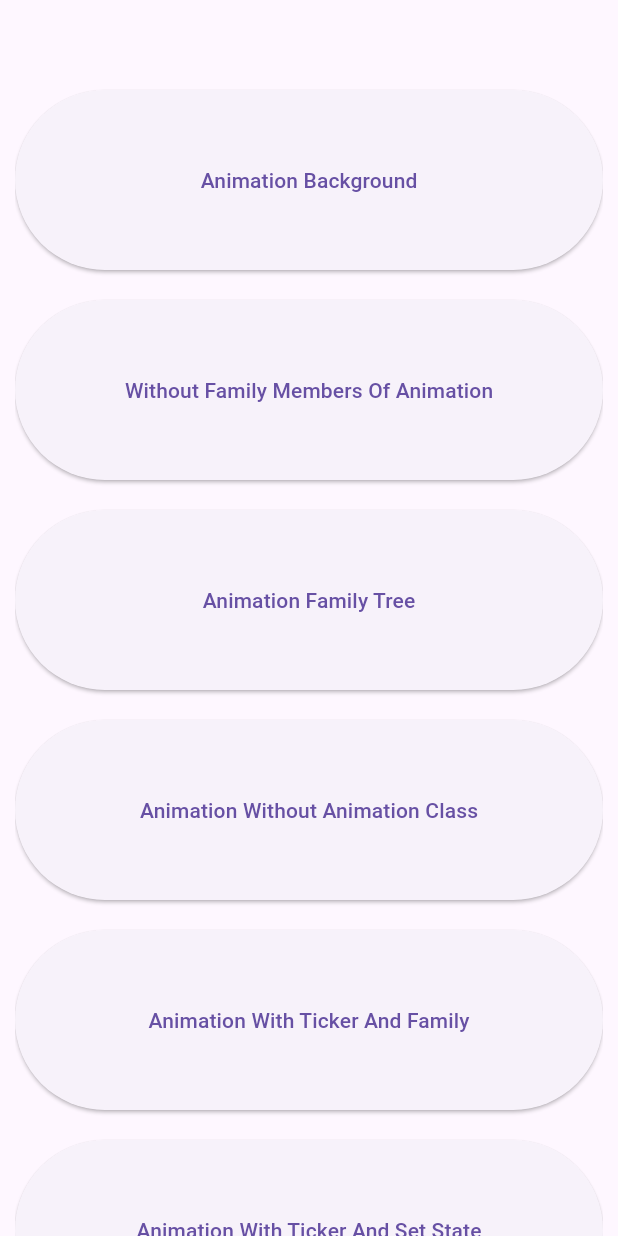
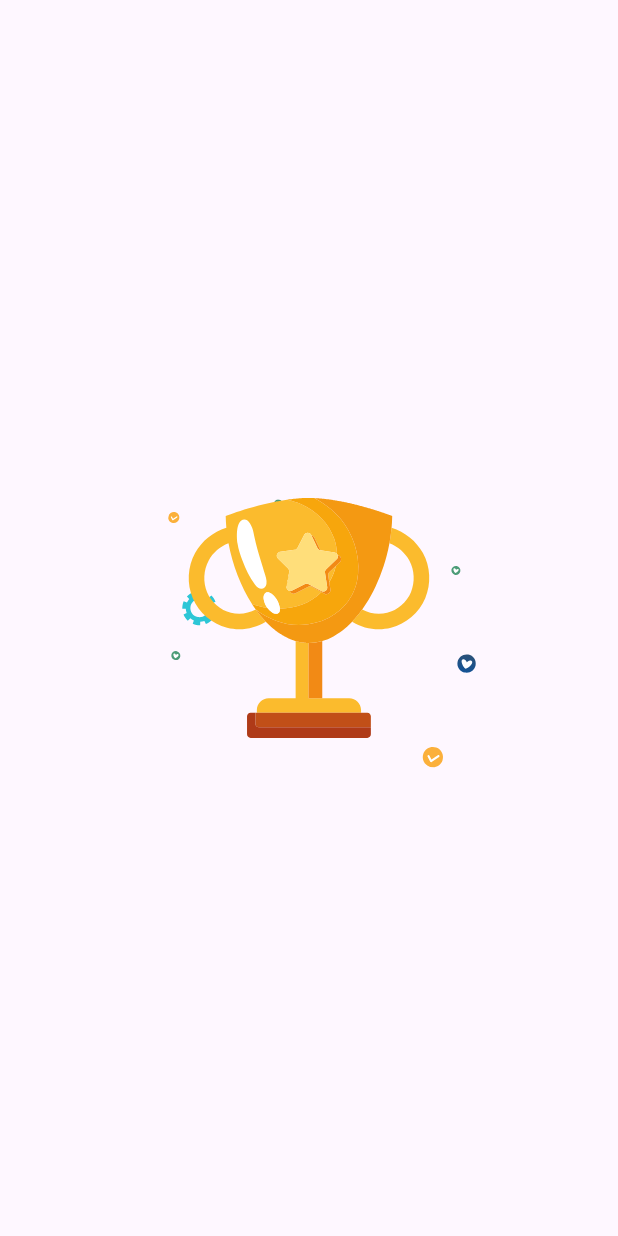
Before and after one commit to AradhyaNepal/Animation, a Flutter app: the screen it shows after launch, on a phone screen of 412 x 824 dp. Run offline on Flutter 3.47's test engine with Material 3 defaults, Android fonts, the phone set to English and light mode, and no system bars; our stand-ins replace flutter_svg; missing offline and left inert: flutter_driver.

Commit message:
space madness animation

```diff
--- a/lib/main.dart
+++ b/lib/main.dart
@@ -2,6 +2,7 @@ import 'package:animation/screens/animation_background/animation_background_scre
 import 'package:animation/screens/animation_background/animation_family_tree.dart';
 import 'package:animation/screens/animation_background/without_animation_family_members.dart';
 import 'package:animation/screens/home/home_screen.dart';
+import 'package:animation/screens/space_madness_animation/space_madness_animation.dart';
 import 'package:animation/screens/terminologies/animation_curve_screen.dart';
 import 'package:animation/screens/terminologies/animation_interval_screen.dart';
 import 'package:animation/screens/terminologies/animation_with_ticker_and_family.dart';
@@ -29,28 +30,7 @@ class MyApp extends StatelessWidget {
       theme: ThemeData(
         primarySwatch: Colors.blue,
       ),
-      initialRoute: HomeScreen.route,
-      routes: {
-        HomeScreen.route: (_) => const HomeScreen(),
-        AnimationFamilyTree.route: (_) => const AnimationFamilyTree(),
-        WithoutFamilyMembersOfAnimation.route: (_) =>
-            const WithoutFamilyMembersOfAnimation(),
-        AnimationBackgroundScreen.route: (_) =>
-            const AnimationBackgroundScreen(),
-        AnimationWithoutAnimationClass.route: (_) =>
-            const AnimationWithoutAnimationClass(),
-        AnimationWithTickerAndFamily.route: (_) =>
-            const AnimationWithTickerAndFamily(),
-        AnimationWithTickerAndSetState.route: (_) =>
-            const AnimationWithTickerAndSetState(),
-        AnimationWithTickerAndTextEditingController.route: (_) =>
-            const AnimationWithTickerAndTextEditingController(),
-        IntrinsicAnimationScreen.route: (_) => const IntrinsicAnimationScreen(),
-        TweenScreenBasic.route: (_) => const TweenScreenBasic(),
-        TweenScreenAdvance.route: (_) => const TweenScreenAdvance(),
-        AnimationCurveScreen.route: (_) => const AnimationCurveScreen(),
-        AnimationIntervalScreen.route: (_) => const AnimationIntervalScreen(),
-      },
+     home: SpaceMadnessAnimation(),
     );
   }
 }
--- a/lib/screens/animation_background/animation_background_screen.dart
+++ b/lib/screens/animation_background/animation_background_screen.dart
@@ -27,6 +27,7 @@ class _AnimationBackgroundScreenState extends State<AnimationBackgroundScreen> w
 
   @override
   Widget build(BuildContext context) {
+    //0 to 1
     return Scaffold(
       appBar: AppBar(
         title: const Text(
@@ -39,6 +40,7 @@ class _AnimationBackgroundScreenState extends State<AnimationBackgroundScreen> w
           AnimatedBuilder(
               animation: _animation,
               builder: (_,__){
+                print("Rebuild ${_animation.value}");
                 return CustomLoading(
                   progressMultiple: _animation.value,
                 );
--- /dev/null
+++ b/lib/screens/image_constants.dart
@@ -0,0 +1,5 @@
+class ImageConstants{
+  static String baseUrl="assets";
+  static String trophy="$baseUrl/trophy.svg";
+  static String particles="$baseUrl/particles.svg";
+}
--- /dev/null
+++ b/lib/screens/space_madness_animation/space_madness_animation.dart
@@ -0,0 +1,154 @@
+import 'package:animation/screens/image_constants.dart';
+import 'package:flutter/material.dart';
+import 'package:flutter_svg/flutter_svg.dart';
+
+//From transfrom + Stack + Animation = Complex UI
+class SpaceMadnessAnimation extends StatefulWidget {
+  const SpaceMadnessAnimation({super.key});
+
+  @override
+  State<SpaceMadnessAnimation> createState() => _SpaceMadnessAnimationState();
+}
+
+//Curve
+//Interval
+class _SpaceMadnessAnimationState extends State<SpaceMadnessAnimation>
+    with SingleTickerProviderStateMixin {
+  late final AnimationController
+      _controller; //AnimationController value runs from 0 to 1
+  late final Animation<double> _rotateAnimation;
+  late final Animation<Offset> _offsetAnimation;
+  late final Animation<double>
+      _scaleAnimation; //Animation value runs as how we customize
+  late final Animation<double> _upDownAnimation;
+
+  @override
+  void initState() {
+    super.initState();
+
+    _controller =
+        AnimationController(vsync: this, duration: const Duration(seconds: 25));
+    _setupScaleAndRotateAnimation();
+
+    _setupUpDownAnimation();
+
+    _setupOffsetAnimation();
+    _controller.repeat(reverse: true);
+  }
+
+  void _setupScaleAndRotateAnimation() {
+    _scaleAnimation = Tween<double>(begin: 1, end: 1.1).animate(
+      CurvedAnimation(
+        parent: _controller,
+        curve: const Interval(0, 0.25),
+      ),
+    );
+
+    _rotateAnimation =
+        Tween<double>(begin: degreeToRadian(0), end: degreeToRadian(30))
+            .animate(
+      CurvedAnimation(
+        parent: _controller,
+        curve: const Interval(0.1, 0.7),
+      ),
+    );
+  }
+
+  void _setupUpDownAnimation() {
+    //5 times up
+    //5 times down
+    //5+5=10
+    const totalUpDown = 2;
+    const weight = 1 / totalUpDown;
+    const double upDX = 10;
+    final upTween = Tween<double>(begin: 0, end: upDX);
+    final downTween = Tween<double>(begin: upDX, end: 0);
+    _upDownAnimation = TweenSequence<double>([
+      for (int i = 0; i < totalUpDown; i++) ...[
+        TweenSequenceItem<double>(tween: upTween, weight: weight),
+        TweenSequenceItem<double>(tween: downTween, weight: weight),
+      ]
+    ]).animate(
+      CurvedAnimation(
+        parent: _controller,
+        curve: const Interval(0.25, 0.8),
+      ),
+    );
+  }
+
+  void _setupOffsetAnimation() {
+    const dx = 15.0;
+    const dy = 20.0;
+    const goLeft = Offset(dx, 0);
+    const goDown = Offset(dx, dy);
+    const goRight = Offset(0, dy);
+    const original = Offset.zero;
+    _offsetAnimation = TweenSequence<Offset>(
+      [
+        TweenSequenceItem(
+            tween: Tween(begin: original, end: goLeft), weight: 0.5),
+        TweenSequenceItem(
+            tween: Tween(begin: goLeft, end: goDown), weight: 0.25),
+        TweenSequenceItem(
+            tween: Tween(begin: goDown, end: goRight), weight: 0.125),
+        TweenSequenceItem(
+            tween: Tween(begin: goRight, end: original), weight: 0.125),
+      ],
+    ).animate(
+      CurvedAnimation(
+        parent: _controller,
+        curve: const Interval(0.25, 0.66),
+      ),
+    );
+  }
+
+  @override
+  void dispose() {
+    _controller.dispose(); //DO Not forgot to dispose the controller
+    super.dispose();
+  }
+
+  @override
+  Widget build(BuildContext context) {
+    return Scaffold(
+      body: Center(
+        child: SizedBox(
+          height: 400,
+          width: 200,
+          child: Stack(
+            children: [
+              Positioned.fill(
+                child: AnimatedBuilder(
+                    animation: _controller,
+                    builder: (context, value) {
+                      return Transform.translate(
+                        offset: Offset(0, _upDownAnimation.value),
+                        child: Transform.rotate(
+                          angle: _rotateAnimation.value,
+                          child: Transform.translate(
+                            offset: _offsetAnimation.value,
+                            child: Transform.scale(
+                              scale: _scaleAnimation.value,
+                              child: SvgPicture.asset(
+                                ImageConstants.particles,
+                              ),
+                            ),
+                          ),
+                        ),
+                      );
+                    }),
+              ),
+              SvgPicture.asset(
+                ImageConstants.trophy,
+              ),
+            ],
+          ),
+        ),
+      ),
+    );
+  }
+
+  double degreeToRadian(double degree) {
+    return degree * ((22 / 7) / 180);
+  }
+}
--- a/lib/screens/terminologies/animation_curve_screen.dart
+++ b/lib/screens/terminologies/animation_curve_screen.dart
@@ -37,7 +37,7 @@ class _AnimationCurveScreenState extends State<AnimationCurveScreen>
     _progressAnimation = Tween<double>(begin: 0, end: 1).animate(
       CurvedAnimation(
         parent: _controller,
-        curve: _progressCurve,
+        curve: Curves.decelerate,
       ),
     );
   }
@@ -61,6 +61,7 @@ class _AnimationCurveScreenState extends State<AnimationCurveScreen>
               AnimatedBuilder(
                 animation: _controller,
                 builder: (context, child) {
+                  print(_progressAnimation.value);
                   return Container(
                     padding: const EdgeInsets.symmetric(vertical: 10),
                     color: _colorAnimation.value,
--- a/pubspec.yaml
+++ b/pubspec.yaml
@@ -35,6 +35,7 @@ dependencies:
   # The following adds the Cupertino Icons font to your application.
   # Use with the CupertinoIcons class for iOS style icons.
   cupertino_icons: ^1.0.2
+  flutter_svg: ^2.0.10+1
 
 dev_dependencies:
   flutter_test:
@@ -61,9 +62,8 @@ flutter:
   uses-material-design: true
 
   # To add assets to your application, add an assets section, like this:
-  # assets:
-  #   - images/a_dot_burr.jpeg
-  #   - images/a_dot_ham.jpeg
+  assets:
+    - assets/
 
   # An image asset can refer to one or more resolution-specific "variants", see
   # https://flutter.dev/assets-and-images/#resolution-aware
```
Also changed, not shown: lib/screens/terminologies/animation_interval_screen.dart (+16 -16 lines), assets/particles.svg (added), assets/trophy.svg (added), pubspec.lock, 1 other file.
